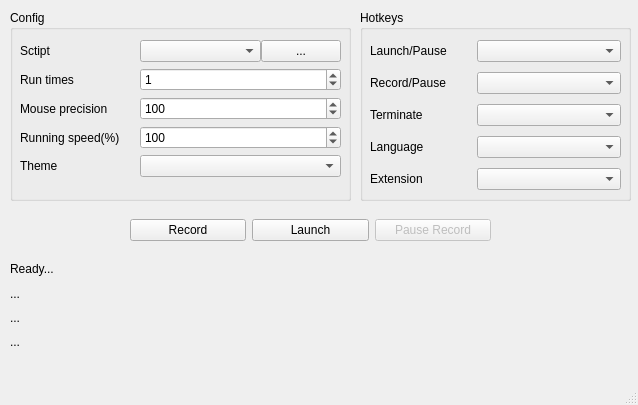
Qt form UIView.ui (taojy123/KeymouseGo) before a commit.
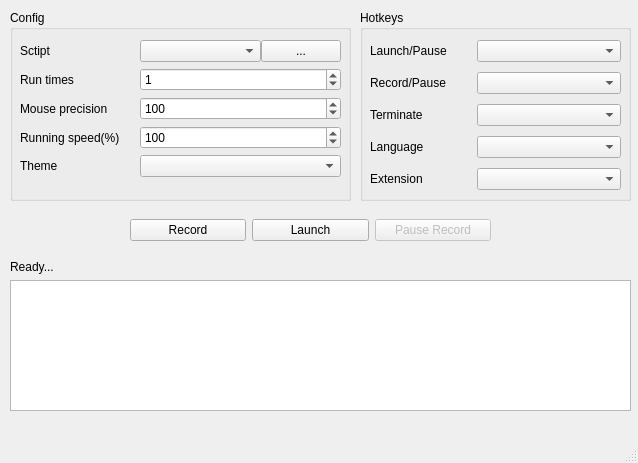
The same form after that commit. Icons and pictures are not drawn.

Commit message: refactor:Use textedit to display log instead of labels

What changed in the file:
```diff
--- a/UIView.ui
+++ b/UIView.ui
@@ -7,7 +7,7 @@
     <x>0</x>
     <y>0</y>
     <width>638</width>
-    <height>405</height>
+    <height>463</height>
    </rect>
   </property>
   <property name="windowTitle">
@@ -303,7 +303,7 @@
       <x>10</x>
       <y>260</y>
       <width>621</width>
-      <height>91</height>
+      <height>151</height>
      </rect>
     </property>
     <layout class="QVBoxLayout" name="verticalLayout">
@@ -315,23 +315,12 @@
       </widget>
      </item>
      <item>
-      <widget class="QLabel" name="tevent1">
-       <property name="text">
-        <string>...</string>
+      <widget class="QTextEdit" name="textlog">
+       <property name="enabled">
+        <bool>true</bool>
        </property>
-      </widget>
-     </item>
-     <item>
-      <widget class="QLabel" name="tevent2">
-       <property name="text">
-        <string>...</string>
-       </property>
-      </widget>
-     </item>
-     <item>
-      <widget class="QLabel" name="tevent3">
-       <property name="text">
-        <string>...</string>
+       <property name="readOnly">
+        <bool>true</bool>
        </property>
       </widget>
      </item>
```
The commit also changes 2 other files.
